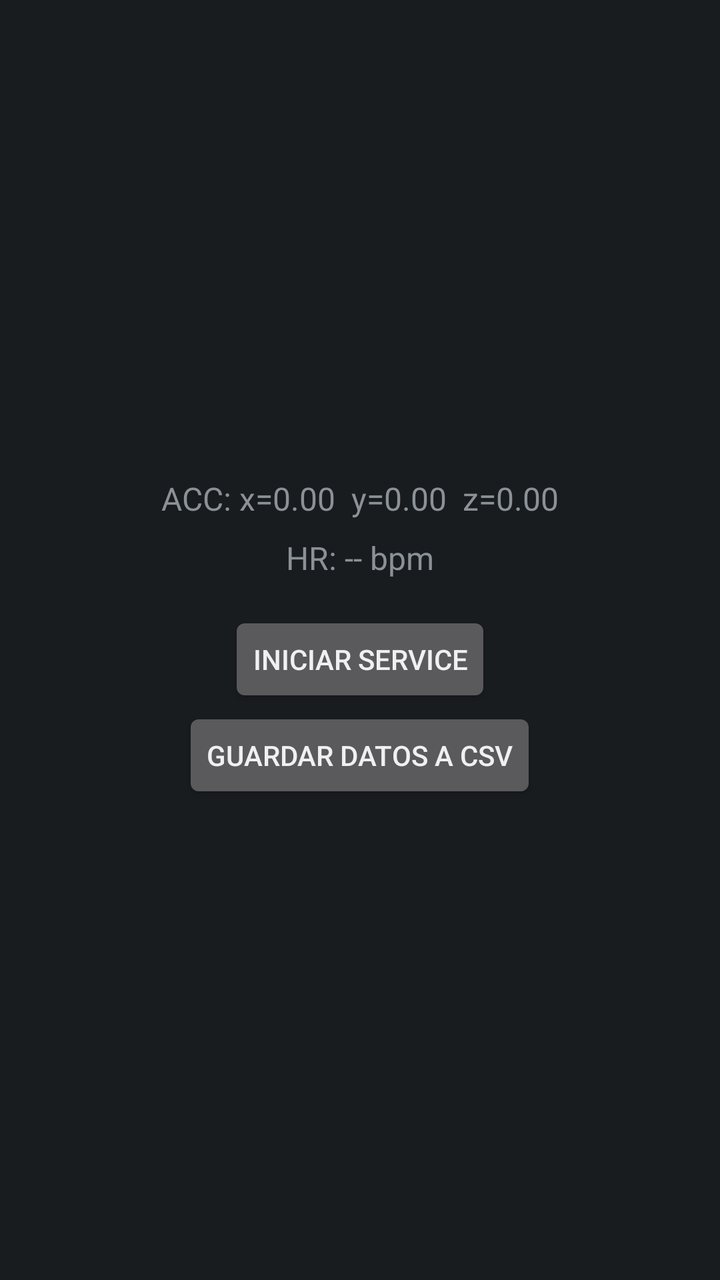
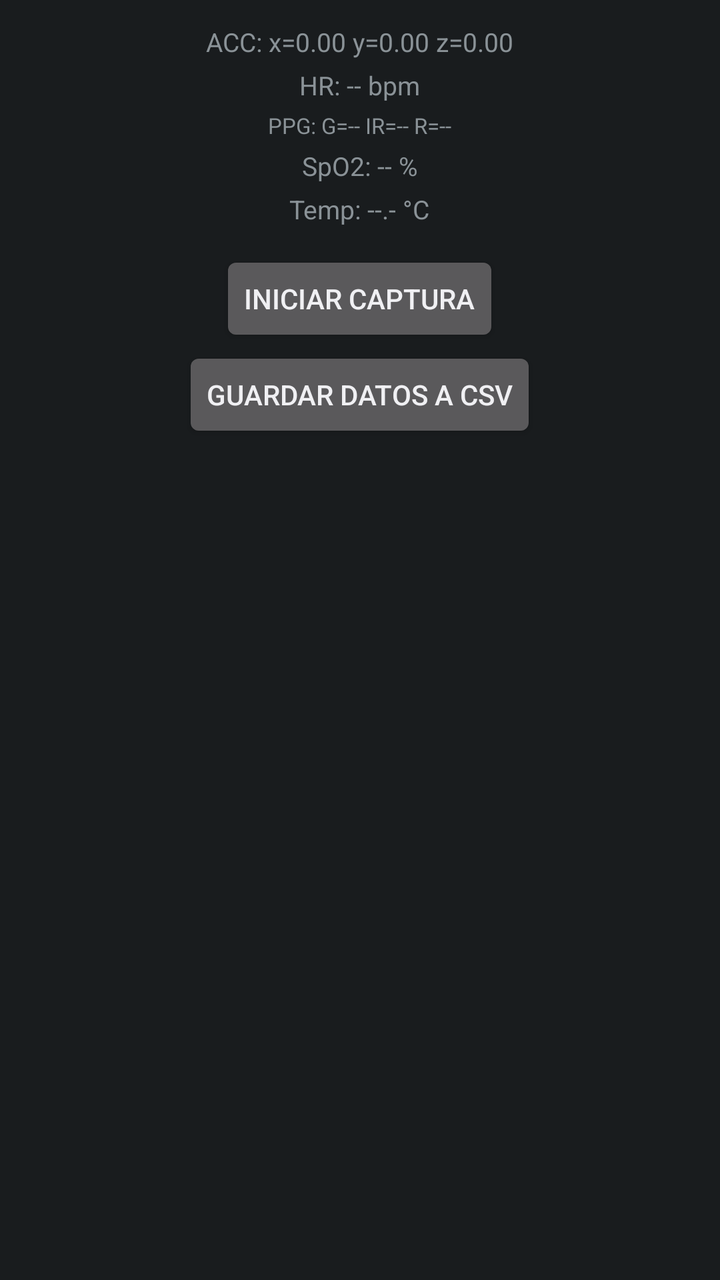

Before-and-after screenshots of an Android layout around one commit, followed by the original layout XML and the change that was made.
<!-- AndroidManifest.xml: activity theme MainActivityTheme.Starting -->
<!-- res/layout/activity_main.xml -->
<?xml version="1.0" encoding="utf-8"?>
<LinearLayout
    xmlns:android="http://schemas.android.com/apk/res/android"
    android:orientation="vertical"
    android:padding="16dp"
    android:gravity="center"
    android:layout_width="match_parent"
    android:layout_height="match_parent">

    
    <TextView
        android:id="@+id/txtAcc"
        android:layout_width="wrap_content"
        android:layout_height="wrap_content"
        android:text="ACC: x=0.00  y=0.00  z=0.00"
        android:textSize="16sp"
        android:layout_marginBottom="8dp"/>

    
    <TextView
        android:id="@+id/txtHr"
        android:layout_width="wrap_content"
        android:layout_height="wrap_content"
        android:text="HR: -- bpm"
        android:textSize="16sp"
        android:layout_marginBottom="16dp"/>

    
    <Button
        android:id="@+id/btnStartService"
        android:layout_width="wrap_content"
        android:layout_height="wrap_content"
        android:text="Iniciar Service"/>

    <Button
        android:id="@+id/btn_save"
        android:layout_width="wrap_content"
        android:layout_height="wrap_content"
        android:onClick="onSaveCsvClicked"
        android:text="Guardar datos a CSV"/>

</LinearLayout>
<!-- resources referenced by this layout -->
<resources>
  <style name="MainActivityTheme.Starting" parent="@android:style/Theme.DeviceDefault">
      </style>
</resources>

<!-- the commit's change to res/layout/activity_main.xml (unified diff, before → after) -->
@@ -1,42 +1,68 @@
 <?xml version="1.0" encoding="utf-8"?>
-<LinearLayout
+<ScrollView
     xmlns:android="http://schemas.android.com/apk/res/android"
-    android:orientation="vertical"
-    android:padding="16dp"
-    android:gravity="center"
     android:layout_width="match_parent"
     android:layout_height="match_parent">
 
-    
-    <TextView
-        android:id="@+id/txtAcc"
-        android:layout_width="wrap_content"
-        android:layout_height="wrap_content"
-        android:text="ACC: x=0.00  y=0.00  z=0.00"
-        android:textSize="16sp"
-        android:layout_marginBottom="8dp"/>
+    <LinearLayout
+        android:orientation="vertical"
+        android:padding="12dp"
+        android:gravity="center_horizontal"
+        android:layout_width="match_parent"
+        android:layout_height="wrap_content">
 
-    
-    <TextView
-        android:id="@+id/txtHr"
-        android:layout_width="wrap_content"
-        android:layout_height="wrap_content"
-        android:text="HR: -- bpm"
-        android:textSize="16sp"
-        android:layout_marginBottom="16dp"/>
+        <TextView
+            android:id="@+id/txtAcc"
+            android:layout_width="wrap_content"
+            android:layout_height="wrap_content"
+            android:text="@string/lbl_acc_default"
+            android:textSize="13sp"
+            android:layout_marginBottom="4dp"/>
 
-    
-    <Button
-        android:id="@+id/btnStartService"
-        android:layout_width="wrap_content"
-        android:layout_height="wrap_content"
-        android:text="Iniciar Service"/>
+        <TextView
+            android:id="@+id/txtHr"
+            android:layout_width="wrap_content"
+            android:layout_height="wrap_content"
+            android:text="@string/lbl_hr_default"
+            android:textSize="13sp"
+            android:layout_marginBottom="4dp"/>
 
-    <Button
-        android:id="@+id/btn_save"
-        android:layout_width="wrap_content"
-        android:layout_height="wrap_content"
-        android:onClick="onSaveCsvClicked"
-        android:text="Guardar datos a CSV"/>
+        <TextView
+            android:id="@+id/txtPpg"
+            android:layout_width="wrap_content"
+            android:layout_height="wrap_content"
+            android:text="@string/lbl_ppg_default"
+            android:textSize="11sp"
+            android:layout_marginBottom="4dp"/>
 
-</LinearLayout>
+        <TextView
+            android:id="@+id/txtSpO2"
+            android:layout_width="wrap_content"
+            android:layout_height="wrap_content"
+            android:text="@string/lbl_spo2_default"
+            android:textSize="13sp"
+            android:layout_marginBottom="4dp"/>
+
+        <TextView
+            android:id="@+id/txtSkinTemp"
+            android:layout_width="wrap_content"
+            android:layout_height="wrap_content"
+            android:text="@string/lbl_skin_temp_default"
+            android:textSize="13sp"
+            android:layout_marginBottom="12dp"/>
+
+        <Button
+            android:id="@+id/btnStartService"
+            android:layout_width="wrap_content"
+            android:layout_height="wrap_content"
+            android:text="@string/btn_start_service"/>
+
+        <Button
+            android:id="@+id/btn_save"
+            android:layout_width="wrap_content"
+            android:layout_height="wrap_content"
+            android:onClick="onSaveCsvClicked"
+            android:text="@string/btn_save_csv"/>
+
+    </LinearLayout>
+</ScrollView>
<!-- resource entries referenced after the edit -->
@@ -1,5 +1,12 @@
 <!-- resources referenced by this layout -->
 <resources>
+  <string name="btn_save_csv">Guardar datos a CSV</string>
+  <string name="btn_start_service">Iniciar captura</string>
+  <string name="lbl_acc_default">ACC: x=0.00  y=0.00  z=0.00</string>
+  <string name="lbl_hr_default">HR: -- bpm</string>
+  <string name="lbl_ppg_default">PPG: G=--  IR=--  R=--</string>
+  <string name="lbl_skin_temp_default">Temp: --.- °C</string>
+  <string name="lbl_spo2_default">SpO2: -- %</string>
   <style name="MainActivityTheme.Starting" parent="@android:style/Theme.DeviceDefault">
       </style>
 </resources>
